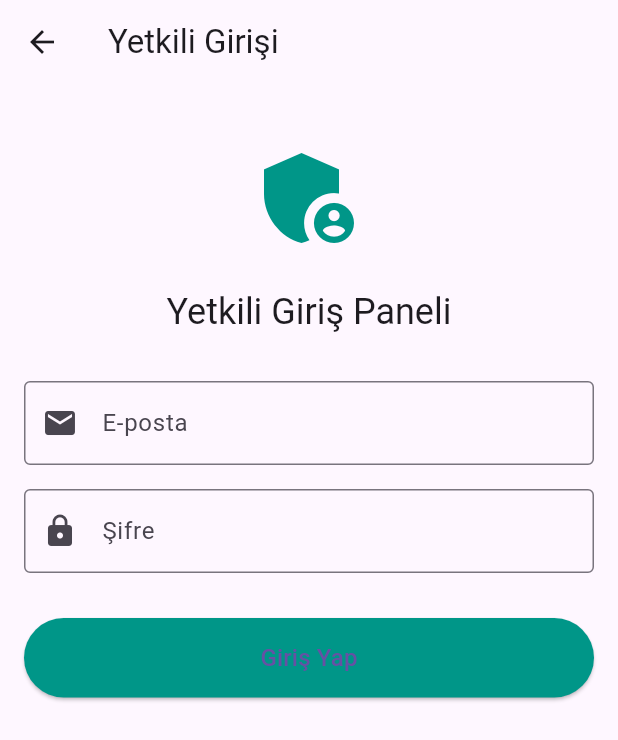
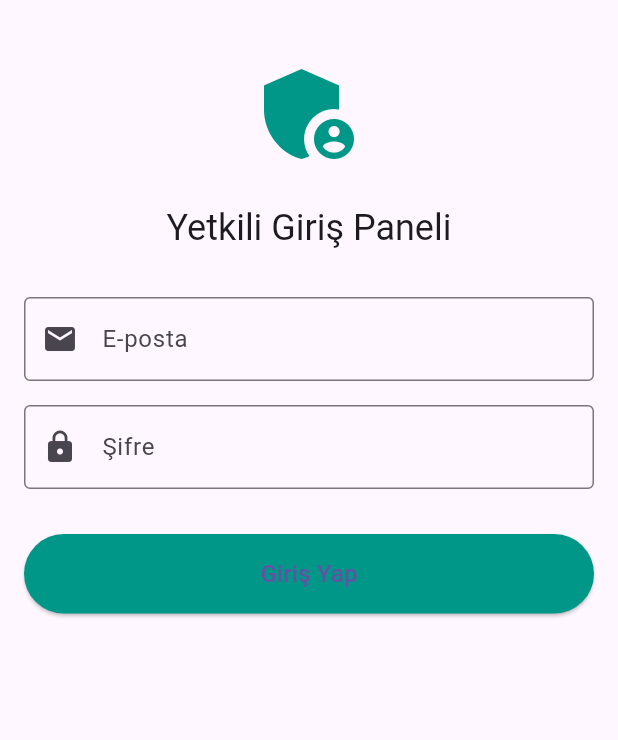
Before and after one commit to myavuzokumus/hotelmind, a Flutter app: the AdminLoginScreen screen opened directly, on a phone screen of 412 x 824 dp. Shown: the top 740 px of the screen. Run offline on Flutter 3.47's test engine with Material 3 defaults, Android fonts, the phone set to English and light mode, and no system bars; our stand-ins replace fl_chart, flutter_riverpod; missing offline and left inert: amplify_api, amplify_auth_cognito, amplify_core, amplify_flutter, qr_code_scanner_plus.

Commit message:
Remove AppBar from AdminLoginScreen for a cleaner UI layout

```diff
--- a/lib/screens/admin_login_screen.dart
+++ b/lib/screens/admin_login_screen.dart
@@ -60,9 +60,6 @@ class _AdminLoginScreenState extends ConsumerState<AdminLoginScreen> {
   @override
   Widget build(BuildContext context) {
     return Scaffold(
-      appBar: AppBar(
-        title: Text('Yetkili Girişi'),
-      ),
       body: Padding(
         padding: const EdgeInsets.all(16.0),
         child: Form(
```
